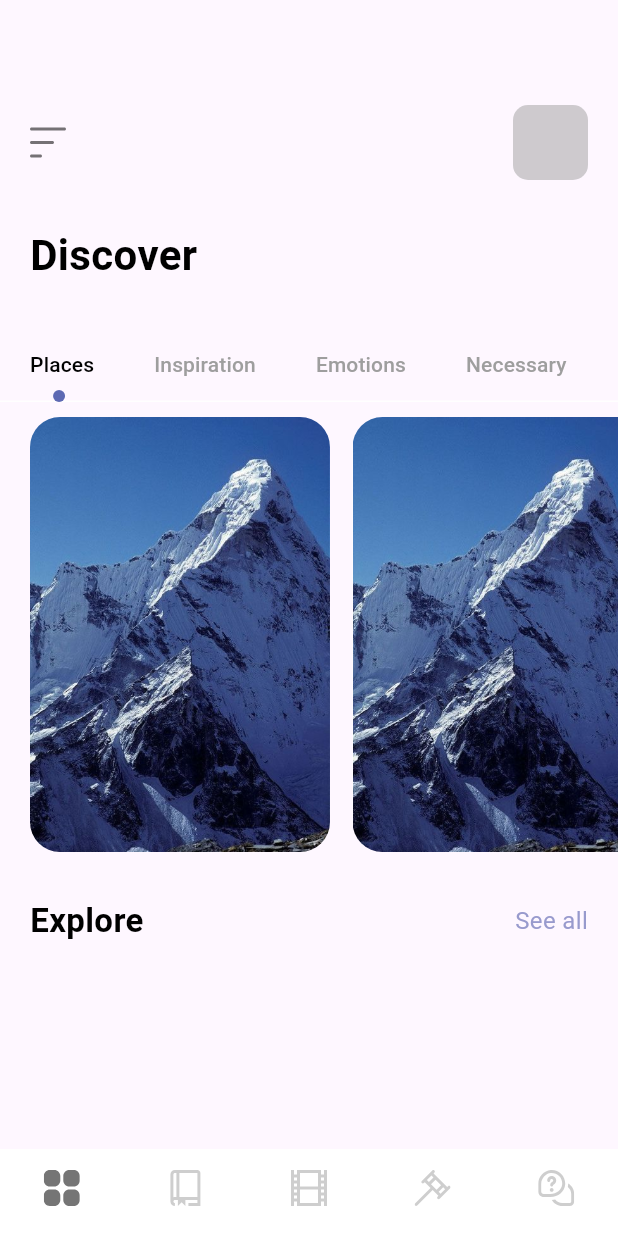
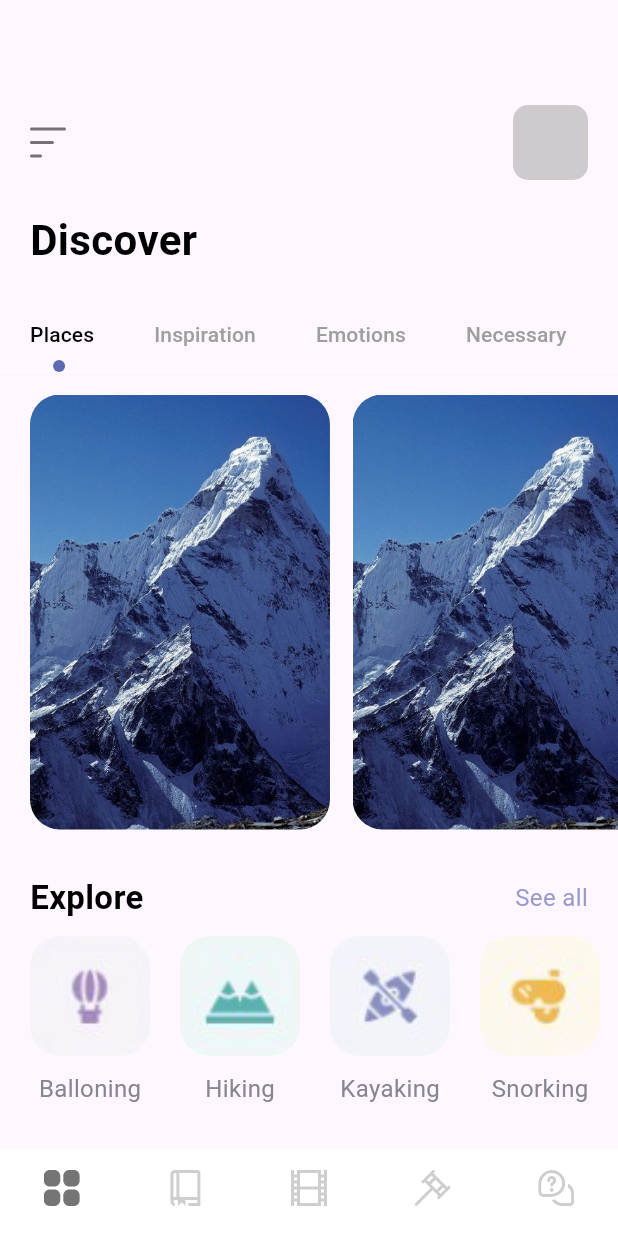
Before and after one commit to AhianyoElisha/lawtech, a Flutter app: the screen it shows after launch, on a phone screen of 412 x 824 dp. Run offline on Flutter 3.47's test engine with Material 3 defaults, Android fonts, the phone set to English and light mode, and no system bars; our stand-ins replace flutter_svg.

Commit message:
added more to the home page

```diff
--- a/lib/navigation/home.dart
+++ b/lib/navigation/home.dart
@@ -12,6 +12,12 @@ class HomePage extends StatefulWidget {
 }
 
 class _HomePageState extends State<HomePage> with TickerProviderStateMixin {
+  var images = {
+    "balloning.png" : "Balloning",
+    "hiking.png" : "Hiking",
+    "kayaking.png" : "Kayaking",
+    "snorkling.png" : "Snorking"
+  };
   @override
   Widget build(BuildContext context) {
     TabController _tabController = TabController(length: 4, vsync: this);
@@ -37,12 +43,12 @@ class _HomePageState extends State<HomePage> with TickerProviderStateMixin {
               ],
             ),
           ),
-          const SizedBox(height: 30,),
+          const SizedBox(height: 20,),
           Container(
             margin: const EdgeInsets.only(left: 20),
             child: AppTextLarge(text: "Discover",),
           ),
-          const SizedBox(height: 30,),
+          const SizedBox(height: 20,),
           TabBar(
             dividerColor: Colors.white,
             labelPadding: const EdgeInsets.only(left: 20, right: 20),
@@ -60,6 +66,7 @@ class _HomePageState extends State<HomePage> with TickerProviderStateMixin {
               Tab(text: "Necessary",),
             ],
           ),
+          const SizedBox(height: 5),
           Container(
             padding: const EdgeInsets.only(left: 20),
             height: 300,
@@ -101,6 +108,43 @@ class _HomePageState extends State<HomePage> with TickerProviderStateMixin {
                 AppText(text: "See all", color: AppColors.textColor1,)
               ],
             ),
+          ),
+          const SizedBox(height: 10,),
+          Container(
+            height: 120,
+            width: double.maxFinite,
+            margin: const EdgeInsets.only( left: 20),
+            child: ListView.builder(
+                itemCount: 4,
+                scrollDirection: Axis.horizontal,
+                itemBuilder: (_, index ) {
+              return Container(
+                margin: const EdgeInsets.only(right: 20),
+                child: Column(
+                  children: [
+                    Container(
+                      // margin: const EdgeInsets.only(right: 50),
+                      width: 80,
+                      height: 80,
+                      decoration: BoxDecoration(
+                        borderRadius: BorderRadius.circular(20),
+                        color: Colors.white,
+                        image: DecorationImage(
+                            image: AssetImage("img/${images.keys.elementAt(index)}"),
+                        fit: BoxFit.cover)
+                      ),
+                    ),
+                    const SizedBox(height: 10,),
+                    Container(
+                      child: AppText(
+                        text: images.values.elementAt(index),
+                        color: AppColors.textColor2,
+                      ),
+                    )
+                  ],
+                ),
+              );
+            }),
           )
         ],
       ),
```
